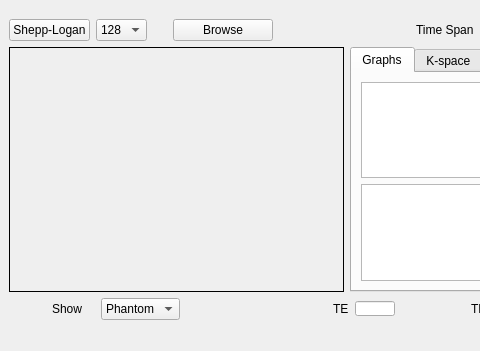
Above: MRI.ui from Merna-Atef/MRI- before the change; both pictures show x 0 to 480 and y 0 to 351 of the 693 by 351 pixel window. Below: the same form after it.
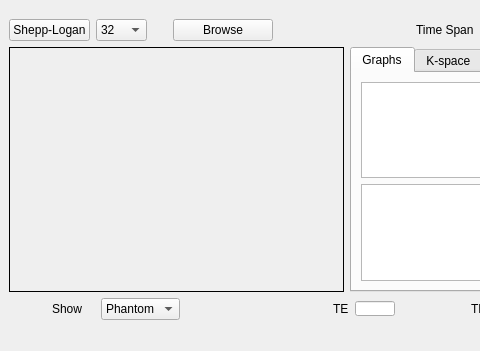
That is the form after the change. Custom widgets are drawn as their Qt base class.

```diff
--- a/MRI.ui
+++ b/MRI.ui
@@ -46,6 +46,11 @@
           </item>
           <item>
            <widget class="QComboBox" name="comboSheppSize">
+            <item>
+             <property name="text">
+              <string>32</string>
+             </property>
+            </item>
             <item>
              <property name="text">
               <string>128</string>
```
